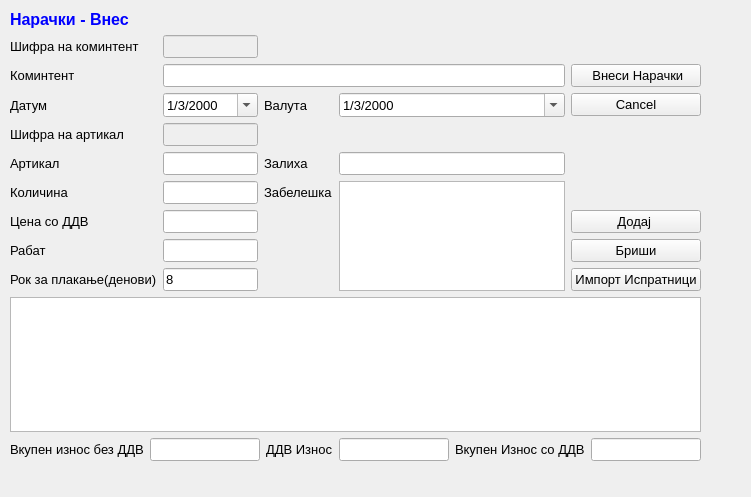
Qt form sterna/Naracki/narackivnes.ui (srgank/sterna_x) before a commit.
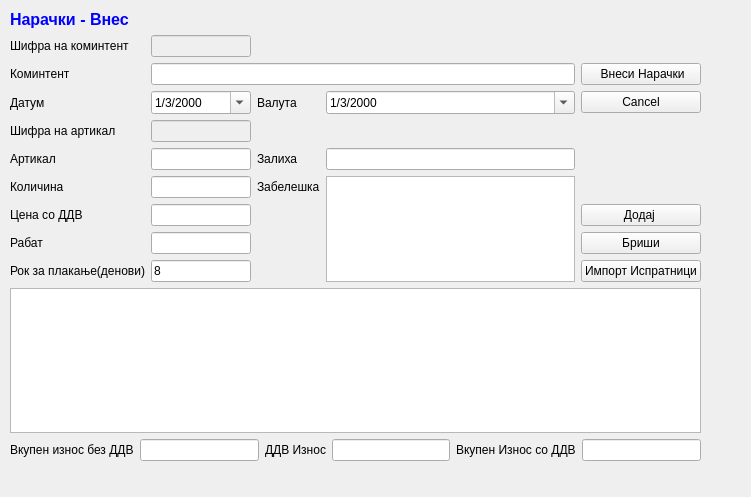
The same form after that commit. Icons and pictures are not drawn.

What changed in the file:
```diff
--- a/sterna/Naracki/narackivnes.ui
+++ b/sterna/Naracki/narackivnes.ui
@@ -22,11 +22,6 @@
      <height>451</height>
     </rect>
    </property>
-   <property name="font">
-    <font>
-     <pointsize>10</pointsize>
-    </font>
-   </property>
    <layout class="QGridLayout" name="gridLayout">
     <item row="10" column="0">
      <widget class="QLabel" name="label_9">
@@ -37,11 +32,6 @@
     </item>
     <item row="8" column="4">
      <widget class="QPushButton" name="pushButton_3">
-      <property name="font">
-       <font>
-        <pointsize>10</pointsize>
-       </font>
-      </property>
       <property name="text">
        <string>Додај </string>
       </property>
@@ -59,32 +49,16 @@
     </item>
     <item row="4" column="2">
      <widget class="QLabel" name="label_11">
-      <property name="font">
-       <font>
-        <pointsize>10</pointsize>
-       </font>
-      </property>
       <property name="text">
        <string>Валута</string>
       </property>
      </widget>
     </item>
     <item row="9" column="1">
-     <widget class="QLineEdit" name="lineEdit_6">
-      <property name="font">
-       <font>
-        <pointsize>10</pointsize>
-       </font>
-      </property>
-     </widget>
+     <widget class="QLineEdit" name="lineEdit_6"/>
     </item>
     <item row="0" column="0" colspan="2">
      <widget class="QLabel" name="label_4">
-      <property name="font">
-       <font>
-        <pointsize>10</pointsize>
-       </font>
-      </property>
       <property name="text">
        <string>&lt;!DOCTYPE HTML PUBLIC &quot;-//W3C//DTD HTML 4.0//EN&quot; &quot;http://www.w3.org/TR/REC-html40/strict.dtd&quot;&gt;
 &lt;html&gt;&lt;head&gt;&lt;meta name=&quot;qrichtext&quot; content=&quot;1&quot; /&gt;&lt;style type=&quot;text/css&quot;&gt;
@@ -96,11 +70,6 @@
     </item>
     <item row="3" column="4">
      <widget class="QPushButton" name="pushButton_4">
-      <property name="font">
-       <font>
-        <pointsize>10</pointsize>
-       </font>
-      </property>
       <property name="text">
        <string> Внеси Нарачки</string>
       </property>
@@ -112,11 +81,6 @@
     </item>
     <item row="4" column="0">
      <widget class="QLabel" name="label_2">
-      <property name="font">
-       <font>
-        <pointsize>10</pointsize>
-       </font>
-      </property>
       <property name="text">
        <string>Датум</string>
       </property>
@@ -124,11 +88,6 @@
     </item>
     <item row="4" column="4">
      <widget class="QPushButton" name="pushButton_5">
-      <property name="font">
-       <font>
-        <pointsize>10</pointsize>
-       </font>
-      </property>
       <property name="text">
        <string>Cancel</string>
       </property>
@@ -136,11 +95,6 @@
     </item>
     <item row="6" column="0">
      <widget class="QLabel" name="label_3">
-      <property name="font">
-       <font>
-        <pointsize>10</pointsize>
-       </font>
-      </property>
       <property name="text">
        <string>Артикал</string>
       </property>
@@ -148,11 +102,6 @@
     </item>
     <item row="9" column="0">
      <widget class="QLabel" name="label_8">
-      <property name="font">
-       <font>
-        <pointsize>10</pointsize>
-       </font>
-      </property>
       <property name="text">
        <string>Рабат</string>
       </property>
@@ -160,32 +109,16 @@
     </item>
     <item row="9" column="4">
      <widget class="QPushButton" name="pushButton_6">
-      <property name="font">
-       <font>
-        <pointsize>10</pointsize>
-       </font>
-      </property>
       <property name="text">
        <string>Бриши</string>
       </property>
      </widget>
     </item>
     <item row="11" column="0" colspan="5">
-     <widget class="QTableView" name="tableView">
-      <property name="font">
-       <font>
-        <pointsize>10</pointsize>
-       </font>
-      </property>
-     </widget>
+     <widget class="QTableView" name="tableView"/>
     </item>
     <item row="4" column="1">
      <widget class="QDateTimeEdit" name="dateTimeEdit">
-      <property name="font">
-       <font>
-        <pointsize>10</pointsize>
-       </font>
-      </property>
       <property name="date">
        <date>
         <year>2000</year>
@@ -213,11 +146,6 @@
       <property name="enabled">
        <bool>true</bool>
       </property>
-      <property name="font">
-       <font>
-        <pointsize>10</pointsize>
-       </font>
-      </property>
       <property name="toolTip">
        <string>&lt;html&gt;&lt;head/&gt;&lt;body&gt;&lt;p&gt;Притисни ЕНТЕР за да те однесе во листата&lt;/p&gt;&lt;/body&gt;&lt;/html&gt;</string>
       </property>
@@ -228,11 +156,6 @@
     </item>
     <item row="4" column="3">
      <widget class="QDateTimeEdit" name="dateTimeEdit_2">
-      <property name="font">
-       <font>
-        <pointsize>10</pointsize>
-       </font>
-      </property>
       <property name="date">
        <date>
         <year>2000</year>
@@ -253,11 +176,6 @@
       <property name="enabled">
        <bool>true</bool>
       </property>
-      <property name="font">
-       <font>
-        <pointsize>10</pointsize>
-       </font>
-      </property>
       <property name="toolTip">
        <string>&lt;html&gt;&lt;head/&gt;&lt;body&gt;&lt;p&gt;Притисни ЕНТЕР за да те однесе во листата&lt;/p&gt;&lt;/body&gt;&lt;/html&gt;</string>
       </property>
@@ -275,11 +193,6 @@
     </item>
     <item row="6" column="2">
      <widget class="QLabel" name="label_7">
-      <property name="font">
-       <font>
-        <pointsize>10</pointsize>
-       </font>
-      </property>
       <property name="text">
        <string>Залиха</string>
       </property>
@@ -287,11 +200,6 @@
     </item>
     <item row="6" column="3">
      <widget class="QLineEdit" name="lineEdit_5">
-      <property name="font">
-       <font>
-        <pointsize>10</pointsize>
-       </font>
-      </property>
       <property name="readOnly">
        <bool>true</bool>
       </property>
@@ -301,30 +209,13 @@
      <widget class="QTextEdit" name="textEdit"/>
     </item>
     <item row="8" column="1">
-     <widget class="QLineEdit" name="lineEdit_3">
-      <property name="font">
-       <font>
-        <pointsize>10</pointsize>
-       </font>
-      </property>
-     </widget>
+     <widget class="QLineEdit" name="lineEdit_3"/>
     </item>
     <item row="7" column="1">
-     <widget class="QLineEdit" name="lineEdit_4">
-      <property name="font">
-       <font>
-        <pointsize>10</pointsize>
-       </font>
-      </property>
-     </widget>
+     <widget class="QLineEdit" name="lineEdit_4"/>
     </item>
     <item row="8" column="0">
      <widget class="QLabel" name="label_5">
-      <property name="font">
-       <font>
-        <pointsize>10</pointsize>
-       </font>
-      </property>
       <property name="text">
        <string>Цена со ДДВ</string>
       </property>
@@ -332,11 +223,6 @@
     </item>
     <item row="7" column="0">
      <widget class="QLabel" name="label_6">
-      <property name="font">
-       <font>
-        <pointsize>10</pointsize>
-       </font>
-      </property>
       <property name="text">
        <string>Количина</string>
       </property>
@@ -390,11 +276,6 @@
     </item>
     <item row="3" column="0">
      <widget class="QLabel" name="label">
-      <property name="font">
-       <font>
-        <pointsize>10</pointsize>
-       </font>
-      </property>
       <property name="text">
        <string>Коминтент</string>
       </property>
```
